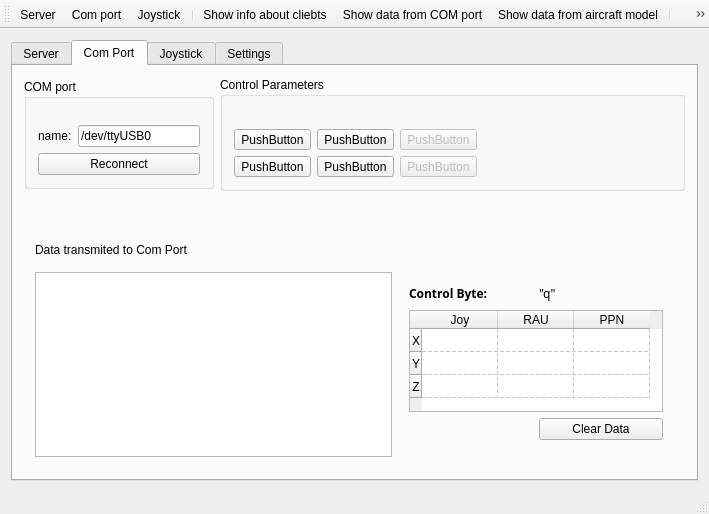
First picture: the form in mainwindow.ui, repository AndreyShelest/T10-server, before the edit.
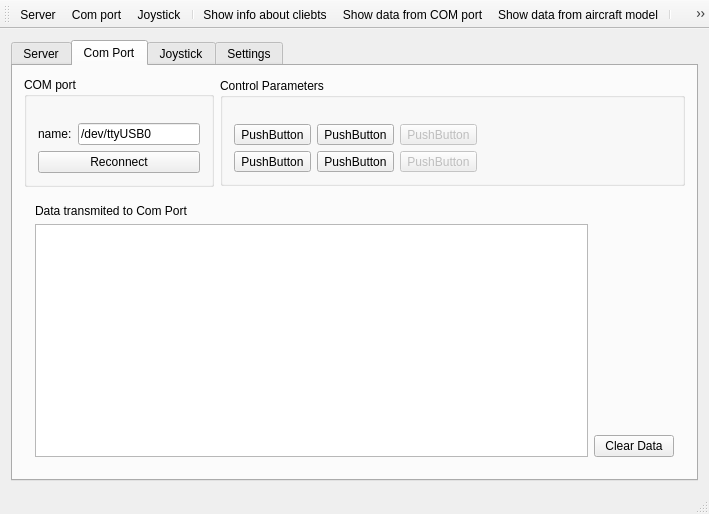
Second picture: the form after the edit. The open tabs and pages were chosen to show the change. Icons and pictures are not drawn.

The edit to the form file:
```diff
--- a/mainwindow.ui
+++ b/mainwindow.ui
@@ -381,7 +381,7 @@
         <string>Com Port</string>
        </attribute>
        <layout class="QGridLayout" name="gridLayout_2">
-        <item row="2" column="0" colspan="2">
+        <item row="1" column="0" colspan="2">
          <widget class="QWidget" name="widget_3" native="true">
           <property name="sizePolicy">
            <sizepolicy hsizetype="Expanding" vsizetype="Expanding">
@@ -403,250 +403,36 @@
              </property>
             </widget>
            </item>
-           <item row="1" column="0" rowspan="2">
+           <item row="1" column="0">
             <widget class="QListWidget" name="list_toCom">
-             <property name="sizePolicy">
-              <sizepolicy hsizetype="MinimumExpanding" vsizetype="Expanding">
-               <horstretch>0</horstretch>
-               <verstretch>0</verstretch>
-              </sizepolicy>
-             </property>
-             <property name="acceptDrops">
-              <bool>true</bool>
-             </property>
              <property name="toolTip">
               <string>&lt;html&gt;&lt;head/&gt;&lt;body&gt;&lt;p&gt;&lt;br/&gt;&lt;/p&gt;&lt;/body&gt;&lt;/html&gt;</string>
              </property>
             </widget>
            </item>
            <item row="1" column="1">
-            <widget class="QWidget" name="widget_6" native="true">
-             <property name="sizePolicy">
-              <sizepolicy hsizetype="Minimum" vsizetype="Minimum">
-               <horstretch>0</horstretch>
-               <verstretch>0</verstretch>
-              </sizepolicy>
-             </property>
-             <layout class="QGridLayout" name="gridLayout_7">
-              <item row="0" column="0">
-               <widget class="QLabel" name="label_4">
-                <property name="sizePolicy">
-                 <sizepolicy hsizetype="Minimum" vsizetype="Fixed">
-                  <horstretch>0</horstretch>
-                  <verstretch>0</verstretch>
-                 </sizepolicy>
-                </property>
-                <property name="font">
-                 <font>
-                  <family>Sans Serif</family>
-                  <weight>75</weight>
-                  <bold>true</bold>
-                 </font>
-                </property>
-                <property name="text">
-                 <string>Control Byte:</string>
-                </property>
-               </widget>
-              </item>
-              <item row="0" column="1">
-               <widget class="QLabel" name="lbl_con_byte">
-                <property name="sizePolicy">
-                 <sizepolicy hsizetype="Minimum" vsizetype="MinimumExpanding">
-                  <horstretch>0</horstretch>
-                  <verstretch>0</verstretch>
-                 </sizepolicy>
-                </property>
-                <property name="font">
-                 <font>
-                  <family>Sans Serif</family>
-                  <weight>50</weight>
-                  <bold>false</bold>
-                 </font>
-                </property>
-                <property name="text">
-                 <string>&quot;q&quot;</string>
-                </property>
-               </widget>
-              </item>
-              <item row="1" column="0" colspan="2">
-               <widget class="QTableWidget" name="table_toCom">
-                <property name="sizePolicy">
-                 <sizepolicy hsizetype="Minimum" vsizetype="Minimum">
-                  <horstretch>0</horstretch>
-                  <verstretch>0</verstretch>
-                 </sizepolicy>
-                </property>
-                <property name="maximumSize">
-                 <size>
-                  <width>254</width>
-                  <height>102</height>
-                 </size>
-                </property>
-                <property name="acceptDrops">
-                 <bool>false</bool>
-                </property>
-                <property name="editTriggers">
-                 <set>QAbstractItemView::NoEditTriggers</set>
-                </property>
-                <property name="alternatingRowColors">
-                 <bool>false</bool>
-                </property>
-                <property name="selectionMode">
-                 <enum>QAbstractItemView::NoSelection</enum>
-                </property>
-                <property name="selectionBehavior">
-                 <enum>QAbstractItemView::SelectColumns</enum>
-                </property>
-                <property name="textElideMode">
-                 <enum>Qt::ElideMiddle</enum>
-                </property>
-                <property name="gridStyle">
-                 <enum>Qt::DashLine</enum>
-                </property>
-                <property name="sortingEnabled">
-                 <bool>false</bool>
-                </property>
-                <property name="wordWrap">
-                 <bool>true</bool>
-                </property>
-                <property name="cornerButtonEnabled">
-                 <bool>false</bool>
-                </property>
-                <attribute name="horizontalHeaderDefaultSectionSize">
-                 <number>76</number>
-                </attribute>
-                <attribute name="verticalHeaderDefaultSectionSize">
-                 <number>23</number>
-                </attribute>
-                <attribute name="verticalHeaderMinimumSectionSize">
-                 <number>16</number>
-                </attribute>
-                <row>
-                 <property name="text">
-                  <string>X</string>
-                 </property>
-                 <property name="textAlignment">
-                  <set>AlignHCenter|AlignVCenter|AlignCenter</set>
-                 </property>
-                </row>
-                <row>
-                 <property name="text">
-                  <string>Y</string>
-                 </property>
-                 <property name="textAlignment">
-                  <set>AlignHCenter|AlignVCenter|AlignCenter</set>
-                 </property>
-                </row>
-                <row>
-                 <property name="text">
-                  <string>Z</string>
-                 </property>
-                 <property name="textAlignment">
-                  <set>AlignHCenter|AlignVCenter|AlignCenter</set>
-                 </property>
-                </row>
-                <column>
-                 <property name="text">
-                  <string>Joy</string>
-                 </property>
-                 <property name="textAlignment">
-                  <set>AlignHCenter|AlignVCenter|AlignCenter</set>
-                 </property>
-                </column>
-                <column>
-                 <property name="text">
-                  <string>RAU</string>
-                 </property>
-                 <property name="textAlignment">
-                  <set>AlignHCenter|AlignVCenter|AlignCenter</set>
-                 </property>
-                </column>
-                <column>
-                 <property name="text">
-                  <string>PPN</string>
-                 </property>
-                 <property name="textAlignment">
-                  <set>AlignHCenter|AlignVCenter|AlignCenter</set>
-                 </property>
-                </column>
-                <item row="0" column="0">
-                 <property name="text">
-                  <string/>
-                 </property>
-                 <property name="textAlignment">
-                  <set>AlignHCenter|AlignVCenter|AlignCenter</set>
-                 </property>
-                </item>
-                <item row="0" column="1">
-                 <property name="textAlignment">
-                  <set>AlignHCenter|AlignVCenter|AlignCenter</set>
-                 </property>
-                </item>
-                <item row="0" column="2">
-                 <property name="textAlignment">
-                  <set>AlignHCenter|AlignVCenter|AlignCenter</set>
-                 </property>
-                </item>
-                <item row="1" column="0">
-                 <property name="textAlignment">
-                  <set>AlignHCenter|AlignVCenter|AlignCenter</set>
-                 </property>
-                </item>
-                <item row="1" column="1">
-                 <property name="textAlignment">
-                  <set>AlignHCenter|AlignVCenter|AlignCenter</set>
-                 </property>
-                </item>
-                <item row="1" column="2">
-                 <property name="textAlignment">
-                  <set>AlignHCenter|AlignVCenter|AlignCenter</set>
-                 </property>
-                </item>
-                <item row="2" column="0">
-                 <property name="textAlignment">
-                  <set>AlignHCenter|AlignVCenter|AlignCenter</set>
-                 </property>
-                </item>
-                <item row="2" column="1">
-                 <property name="textAlignment">
-                  <set>AlignHCenter|AlignVCenter|AlignCenter</set>
-                 </property>
-                </item>
-                <item row="2" column="2">
-                 <property name="textAlignment">
-                  <set>AlignHCenter|AlignVCenter|AlignCenter</set>
-                 </property>
-                </item>
-               </widget>
-              </item>
-              <item row="2" column="1">
-               <widget class="QPushButton" name="pushButton_2">
-                <property name="sizePolicy">
-                 <sizepolicy hsizetype="Minimum" vsizetype="Minimum">
-                  <horstretch>0</horstretch>
-                  <verstretch>0</verstretch>
-                 </sizepolicy>
-                </property>
-                <property name="text">
-                 <string>Clear Data</string>
-                </property>
-               </widget>
-              </item>
-             </layout>
-            </widget>
-           </item>
-           <item row="0" column="1">
-            <spacer name="verticalSpacer_4">
-             <property name="orientation">
-              <enum>Qt::Vertical</enum>
-             </property>
-             <property name="sizeHint" stdset="0">
-              <size>
-               <width>20</width>
-               <height>40</height>
-              </size>
-             </property>
-            </spacer>
+            <layout class="QVBoxLayout" name="verticalLayout_3">
+             <item>
+              <spacer name="verticalSpacer_2">
+               <property name="orientation">
+                <enum>Qt::Vertical</enum>
+               </property>
+               <property name="sizeHint" stdset="0">
+                <size>
+                 <width>20</width>
+                 <height>40</height>
+                </size>
+               </property>
+              </spacer>
+             </item>
+             <item>
+              <widget class="QPushButton" name="pushButton_2">
+               <property name="text">
+                <string>Clear Data</string>
+               </property>
+              </widget>
+             </item>
+            </layout>
            </item>
           </layout>
          </widget>
@@ -807,7 +593,7 @@
              </property>
             </widget>
            </item>
-           <item row="0" column="4" rowspan="3">
+           <item row="2" column="4">
             <widget class="QWidget" name="widget_5" native="true">
              <property name="sizePolicy">
               <sizepolicy hsizetype="Expanding" vsizetype="Expanding">
@@ -936,19 +722,6 @@
           </layout>
          </widget>
         </item>
-        <item row="1" column="0">
-         <spacer name="verticalSpacer_2">
-          <property name="orientation">
-           <enum>Qt::Vertical</enum>
-          </property>
-          <property name="sizeHint" stdset="0">
-           <size>
-            <width>20</width>
-            <height>40</height>
-           </size>
-          </property>
-         </spacer>
-        </item>
        </layout>
       </widget>
       <widget class="QWidget" name="tab_joy">
@@ -1237,19 +1010,184 @@
        <attribute name="title">
         <string>Settings</string>
        </attribute>
-       <widget class="QPushButton" name="pBsimulate">
-        <property name="geometry">
-         <rect>
-          <x>400</x>
-          <y>170</y>
-          <width>85</width>
-          <height>27</height>
-         </rect>
-        </property>
-        <property name="text">
-         <string>Simulate</string>
-        </property>
-       </widget>
+       <layout class="QGridLayout" name="gridLayout_7">
+        <item row="0" column="1">
+         <widget class="QStackedWidget" name="stackedWidgetServerSettings">
+          <property name="enabled">
+           <bool>true</bool>
+          </property>
+          <property name="sizePolicy">
+           <sizepolicy hsizetype="Expanding" vsizetype="Expanding">
+            <horstretch>0</horstretch>
+            <verstretch>0</verstretch>
+           </sizepolicy>
+          </property>
+          <property name="autoFillBackground">
+           <bool>false</bool>
+          </property>
+          <property name="frameShape">
+           <enum>QFrame::StyledPanel</enum>
+          </property>
+          <property name="frameShadow">
+           <enum>QFrame::Plain</enum>
+          </property>
+          <property name="lineWidth">
+           <number>2</number>
+          </property>
+          <property name="currentIndex">
+           <number>1</number>
+          </property>
+          <widget class="QWidget" name="stackedWidgetServerSettingsPage1">
+           <widget class="QWidget" name="widget" native="true">
+            <property name="geometry">
+             <rect>
+              <x>30</x>
+              <y>10</y>
+              <width>200</width>
+              <height>78</height>
+             </rect>
+            </property>
+            <property name="minimumSize">
+             <size>
+              <width>200</width>
+              <height>0</height>
+             </size>
+            </property>
+            <property name="maximumSize">
+             <size>
+              <width>200</width>
+              <height>16777215</height>
+             </size>
+            </property>
+            <layout class="QGridLayout" name="gridLayout_8">
+             <item row="0" column="0">
+              <widget class="QLabel" name="label">
+               <property name="text">
+                <string>Listen IP:</string>
+               </property>
+              </widget>
+             </item>
+             <item row="0" column="1">
+              <widget class="QLineEdit" name="lineEdit_2">
+               <property name="text">
+                <string>0.0.0.0</string>
+               </property>
+              </widget>
+             </item>
+             <item row="1" column="0">
+              <widget class="QLabel" name="label_2">
+               <property name="sizePolicy">
+                <sizepolicy hsizetype="Minimum" vsizetype="Minimum">
+                 <horstretch>0</horstretch>
+                 <verstretch>0</verstretch>
+                </sizepolicy>
+               </property>
+               <property name="text">
+                <string>Listen port:</string>
+               </property>
+              </widget>
+             </item>
+             <item row="1" column="1">
+              <widget class="QLineEdit" name="lineEdit_3">
+               <property name="text">
+                <string>1989</string>
+               </property>
+              </widget>
+             </item>
+            </layout>
+           </widget>
+           <widget class="QWidget" name="widget_6" native="true">
+            <property name="geometry">
+             <rect>
+              <x>260</x>
+              <y>10</y>
+              <width>235</width>
+              <height>90</height>
+             </rect>
+            </property>
+            <layout class="QGridLayout" name="gridLayout_9">
+             <item row="0" column="0">
+              <widget class="QCheckBox" name="checkBox">
+               <property name="text">
+                <string>Send joy data
+ at first</string>
+               </property>
+              </widget>
+             </item>
+             <item row="0" column="1">
+              <widget class="QLabel" name="label_simulate">
+               <property name="text">
+                <string>simulate data
+ from board</string>
+               </property>
+              </widget>
+             </item>
+             <item row="1" column="1">
+              <widget class="QPushButton" name="pBsimulate">
+               <property name="text">
+                <string>Simulate</string>
+               </property>
+               <property name="checkable">
+                <bool>true</bool>
+               </property>
+               <property name="checked">
+                <bool>false</bool>
+               </property>
+              </widget>
+             </item>
+            </layout>
+           </widget>
+          </widget>
+          <widget class="QWidget" name="page_3">
+           <widget class="QComboBox" name="comboBox">
+            <property name="geometry">
+             <rect>
+              <x>80</x>
+              <y>130</y>
+              <width>78</width>
+              <height>27</height>
+             </rect>
+            </property>
+           </widget>
+          </widget>
+         </widget>
+        </item>
+        <item row="0" column="0">
+         <widget class="QListWidget" name="listWidgetSettings">
+          <property name="sizePolicy">
+           <sizepolicy hsizetype="Fixed" vsizetype="Expanding">
+            <horstretch>0</horstretch>
+            <verstretch>0</verstretch>
+           </sizepolicy>
+          </property>
+          <property name="maximumSize">
+           <size>
+            <width>150</width>
+            <height>16777215</height>
+           </size>
+          </property>
+          <item>
+           <property name="text">
+            <string>Server</string>
+           </property>
+           <property name="icon">
+            <iconset>
+             <normalon>:/resources/icons/computer.svg</normalon>
+            </iconset>
+           </property>
+          </item>
+          <item>
+           <property name="text">
+            <string>Com Port</string>
+           </property>
+           <property name="icon">
+            <iconset resource="T10_Server3.qrc">
+             <normaloff>:/resources/icons/plug_in.svg</normaloff>:/resources/icons/plug_in.svg</iconset>
+           </property>
+          </item>
+         </widget>
+        </item>
+       </layout>
       </widget>
      </widget>
     </item>
```
Left out of the diff: 181 changed lines with no effect on the pictures.
